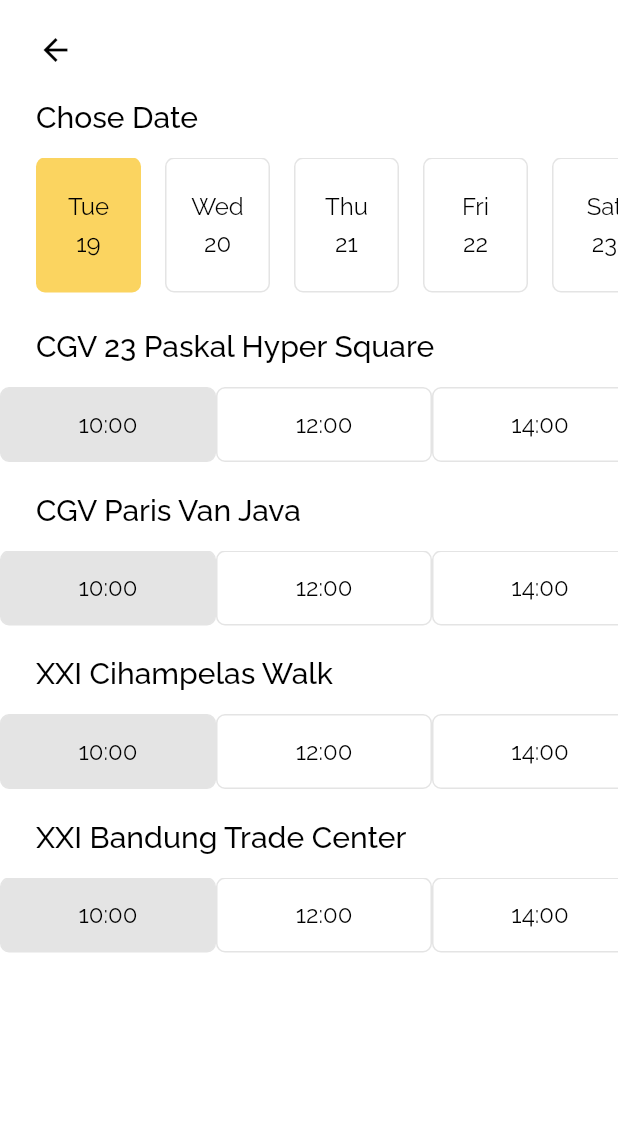
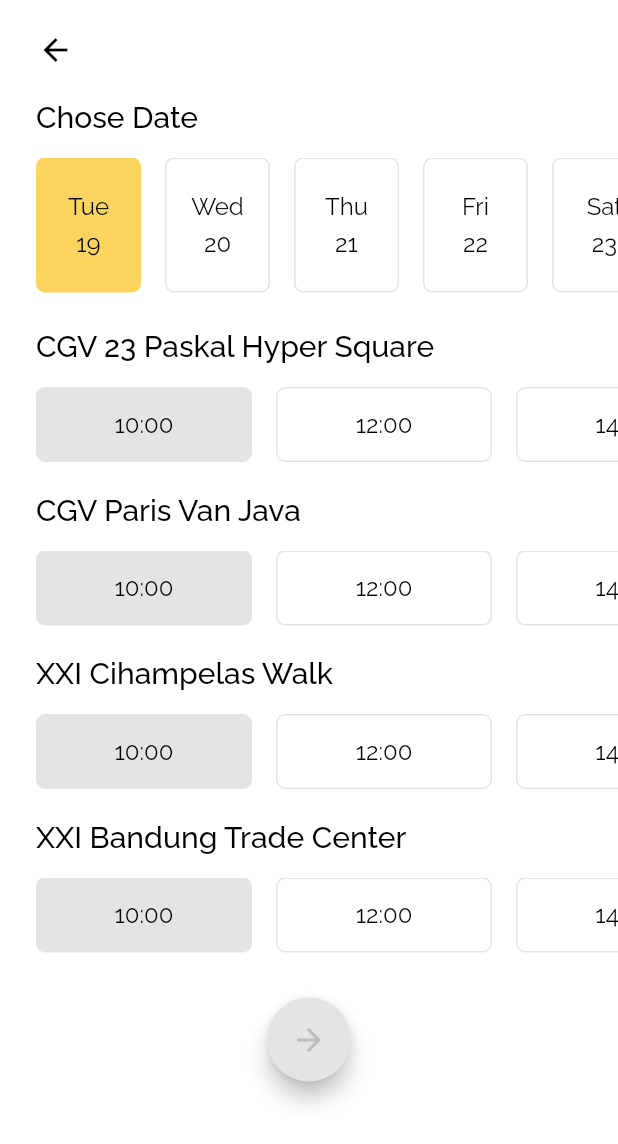
Before and after one commit to KhaerulAnsari/bwa_flutix, a Flutter app: the SelectSchedulPage screen opened directly with empty values, on a phone screen of 412 x 824 dp. Shown: the top 1144 px of the screen. Run offline on Flutter 3.47's test engine with Material 2 defaults, Android fonts, the phone set to English and light mode, and no system bars; our stand-ins replace bloc, cloud_firestore, email_validator, equatable, firebase_auth, firebase_storage and 6 more; accounts and stored records are empty; network calls fail.

Commit message:
edited file

```diff
--- a/lib/ui/pages/select_schedul_page.dart
+++ b/lib/ui/pages/select_schedul_page.dart
@@ -13,7 +13,7 @@ class _SelectSchedulPageState extends State<SelectSchedulPage> {
   DateTime selectedDate;
   int selectedTime;
   Theater selectedTheater;
-  bool isValid;
+  bool isValid = false;
 
   @override
   void initState() {
@@ -101,6 +101,22 @@ class _SelectSchedulPageState extends State<SelectSchedulPage> {
 
                 // note: Chose Time
                 generateTimeTable(),
+
+                // note: Next Button
+                SizedBox(
+                  height: 10,
+                ),
+                Align(
+                  alignment: Alignment.topCenter,
+                  child: FloatingActionButton(
+                    backgroundColor: (isValid) ? mainColor : Color(0xFFE4E4E4),
+                    child: Icon(
+                      Icons.arrow_forward,
+                      color: (isValid) ? Colors.white : Color(0xFFBEBEBE),
+                    ),
+                    onPressed: null,
+                  ),
+                ),
               ],
             ),
           ],
@@ -131,18 +147,26 @@ class _SelectSchedulPageState extends State<SelectSchedulPage> {
           child: ListView.builder(
             scrollDirection: Axis.horizontal,
             itemCount: schedule.length,
-            itemBuilder: (_, index) => SelectableBox(
+            itemBuilder: (_, index) => Container(
+              margin: EdgeInsets.only(
+                left: (index == 0) ? defaultMargin : 0,
+                right: (index < schedule.length - 1) ? 16 : defaultMargin,
+              ),
+              child: SelectableBox(
                 "${schedule[index]}:00",
                 height: 50,
-              isSelected:
-                  selectedTheater == theater && selectedTime == schedule[index],
-              isEnabled: schedule[index] > DateTime.now().hour || selectedDate.day != DateTime.now().day,
+                isSelected: selectedTheater == theater &&
+                    selectedTime == schedule[index],
+                isEnabled: schedule[index] > DateTime.now().hour ||
+                    selectedDate.day != DateTime.now().day,
                 onTap: () {
                   setState(() {
                     selectedTheater = theater;
                     selectedTime = schedule[index];
+                    isValid = true;
                   });
                 },
+              ),
             ),
           ),
         ),
```
Lines whose indentation alone changed are shown as unchanged.
